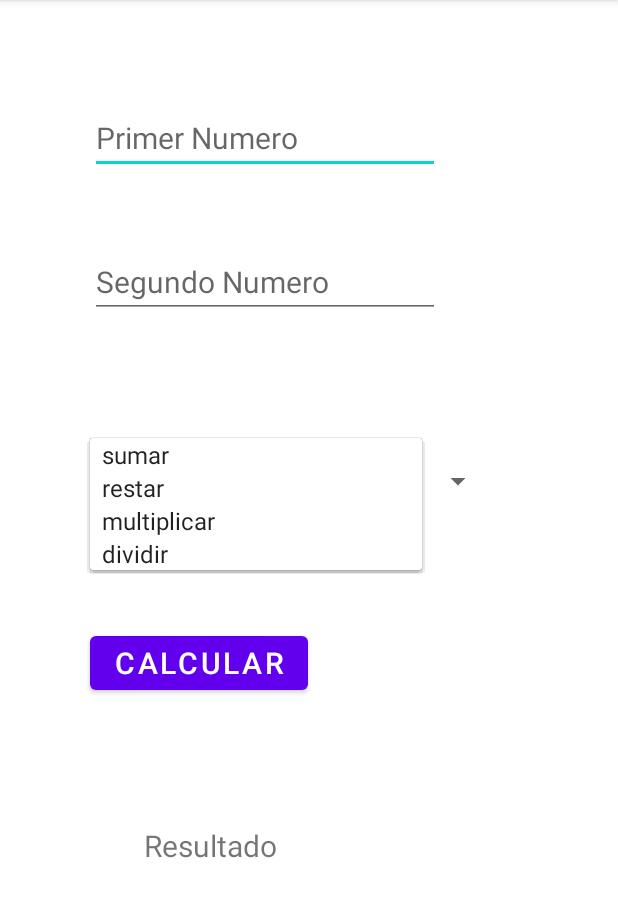
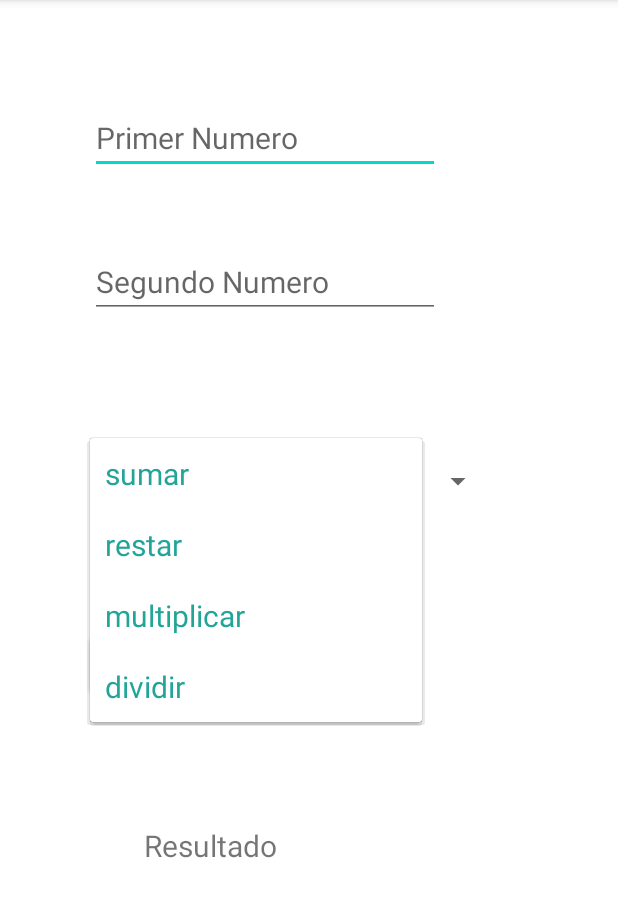
Before and after one commit to calico91/PrimerAppAndroid, an Android app: the screen it shows after launch (MainActivity), after a tap on "sumar", on a phone screen of 412 x 824 dp, the part 84-1001 px from its top. Run offline under Robolectric (Android 15) with nearby library versions, the phone set to English and light mode, and no system bars.

Commit message:
spinner creado y modificado

```diff
--- a/Spinner/app/src/main/java/com/example/spinner/MainActivity.java
+++ b/Spinner/app/src/main/java/com/example/spinner/MainActivity.java
@@ -27,14 +27,15 @@ public class MainActivity extends AppCompatActivity {
         spinner1=(Spinner) findViewById(R.id.spinner);
 
         String [] opciones ={"sumar","restar","multiplicar","dividir"};
-        ArrayAdapter <String> adaptadorSpinner=new ArrayAdapter<String>(this, android.R.layout.simple_spinner_item,opciones);
+        // atributos de arrayadapter contexto, tipo de spinner y los datos que se mostraran
+        ArrayAdapter <String> adaptadorSpinner=new ArrayAdapter<String>(this, R.layout.spinner_item,opciones);
         spinner1.setAdapter(adaptadorSpinner);//envia el spinner que se guardo en el arreglo al layaout
     }
     public void calcular(View view){
         int num1 = Integer.parseInt(et1.getText().toString());
         int num2 = Integer.parseInt(et2.getText().toString());
-        int operacion =0;
-        String resultado ="";
+        int operacion = 0;
+        String resultado = "";
 
         String seleccion = spinner1.getSelectedItem().toString();
         switch (seleccion){
--- /dev/null
+++ b/Spinner/app/src/main/res/layout/spinner_item.xml
@@ -0,0 +1,8 @@
+<?xml version="1.0" encoding="utf-8"?>
+<TextView
+    android:layout_width="match_parent"
+    android:layout_height="wrap_content"
+    android:textSize="20sp"
+    android:padding="10sp"
+    android:textColor="#DC009688"
+    xmlns:android="http://schemas.android.com/apk/res/android"/>
```
